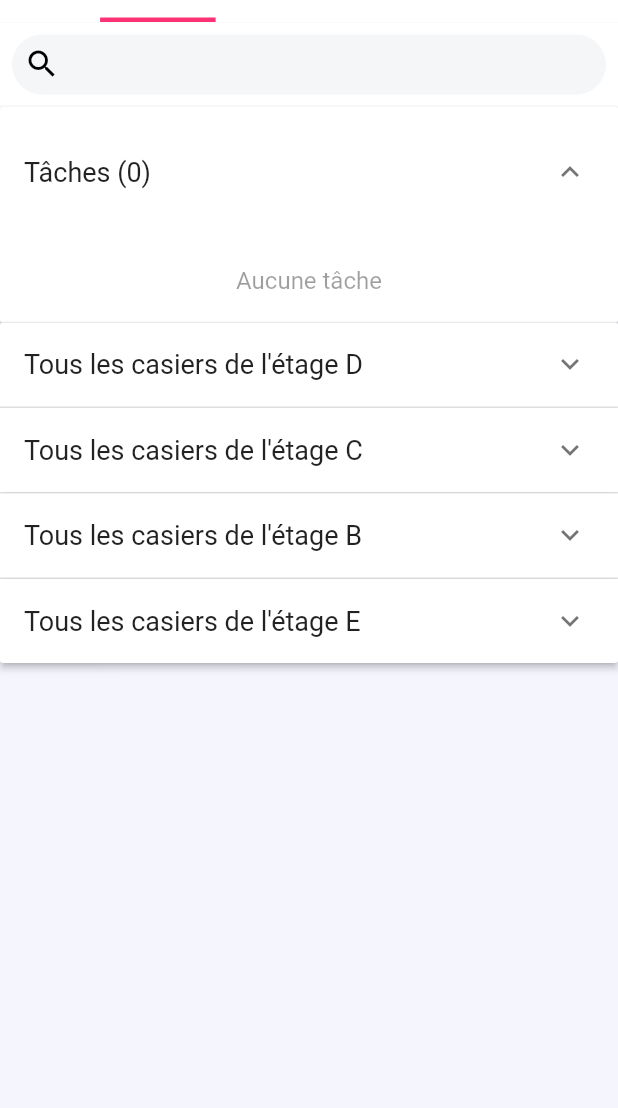
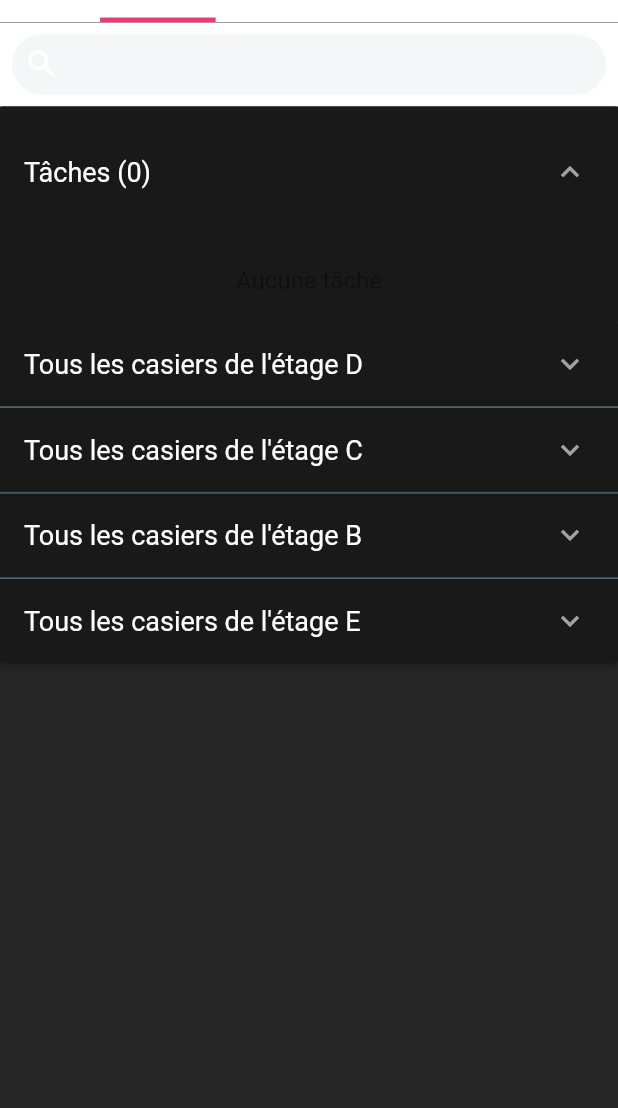
Before and after one commit to HerdisonHazeraj/lockers_app, a Flutter app: the screen it shows after launch, on a phone screen of 412 x 824 dp, the part 128-1236 px from its top. Run offline on Flutter 3.47's test engine with Material 2 defaults, Android fonts, the phone set to English and light mode, and no system bars; drawn by our look-alikes of cached_network_image; our stand-ins replace easy_sidemenu, file_picker, firebase_auth, firebase_core, firebase_database, fl_chart and 5 more; missing offline and left inert: firedart, fluent_ui, multiselect, window_size; accounts and stored records are empty; network calls fail; project files that could hold a hidden picture were left out.

Commit message:
darkmode v1

```diff
--- a/lib/core/theme.dart
+++ b/lib/core/theme.dart
@@ -1,4 +1,36 @@
+import 'dart:ui';
+
 import 'package:flutter/material.dart';
+
+class Styles {
+  static ThemeData themeData(bool isDarkTheme, BuildContext context) {
+    return ThemeData(
+      dividerColor: isDarkTheme ? Colors.blueGrey : Colors.grey,
+      iconTheme:
+          IconThemeData(color: isDarkTheme ? Colors.white : Colors.black),
+      shadowColor:
+          isDarkTheme ? Color(0xff02020F) : Colors.grey.withOpacity(0.1),
+      primarySwatch: Colors.red,
+      primaryColor: isDarkTheme ? Color(0xff161616) : Color(0xffececf6),
+      // indicatorColor: isDarkTheme ? Colors.green : Colors.blue,
+      hintColor: isDarkTheme ? Color(0xff280C0B) : Color(0xffEECED3),
+      // highlightColor: isDarkTheme ? Color(0xff372901) : Colors.black12,
+      // hoverColor: isDarkTheme ? Color(0xff3A3A3B) : Colors.grey[50],
+      // focusColor: isDarkTheme ? Color(0xff0B2512) : Color(0xffA8DAB5),
+      // disabledColor: Colors.grey,
+      cardColor: isDarkTheme ? Color(0xff191919) : Colors.white,
+      canvasColor: isDarkTheme ? Color(0xff262626) : Colors.grey[50],
+      brightness: isDarkTheme ? Brightness.dark : Brightness.light,
+      buttonTheme: Theme.of(context).buttonTheme.copyWith(
+          colorScheme: isDarkTheme ? ColorScheme.dark() : ColorScheme.light()),
+      appBarTheme: AppBarTheme(
+        elevation: 0.0,
+      ),
+      textSelectionTheme: TextSelectionThemeData(
+          selectionColor: isDarkTheme ? Colors.white : Colors.black54),
+    );
+  }
+}
 
 // bool isDarkTheme = false;
 
--- a/lib/main.dart
+++ b/lib/main.dart
@@ -73,11 +73,14 @@ class MyApp extends StatelessWidget {
       child: MaterialApp(
         debugShowCheckedModeBanner: false,
         title: 'Application de gestion des casiers du ceff',
-        theme: ThemeData(
-          primarySwatch: Colors.blue,
-          scaffoldBackgroundColor: const Color(0xfff5f5fd),
-          fontFamily: GoogleFonts.roboto().fontFamily,
-        ),
+        theme: Styles.themeData(true, context),
+        // darkTheme: ThemeData.dark(),
+
+        // (
+        //   primarySwatch: Colors.blue,
+        //   scaffoldBackgroundColor: const Color(0xfff5f5fd),
+        //   fontFamily: GoogleFonts.roboto().fontFamily,
+        // ),
         routes: {
           PrepareDatabaseScreen.routeName: (context) =>
               const PrepareDatabaseScreen(),
@@ -94,6 +97,33 @@ class MyApp extends StatelessWidget {
         home: const MyWidget(),
       ),
     );
+  }
+}
+
+class DarkThemePreference {
+  static const THEME_STATUS = "THEMESTATUS";
+
+  setDarkTheme(bool value) async {
+    SharedPreferences prefs = await SharedPreferences.getInstance();
+    prefs.setBool(THEME_STATUS, value);
+  }
+
+  Future<bool> getTheme() async {
+    SharedPreferences prefs = await SharedPreferences.getInstance();
+    return prefs.getBool(THEME_STATUS) ?? false;
+  }
+}
+
+class DarkThemeProvider with ChangeNotifier {
+  DarkThemePreference darkThemePreference = DarkThemePreference();
+  bool _darkTheme = false;
+
+  bool get darkTheme => _darkTheme;
+
+  set darkTheme(bool value) {
+    _darkTheme = value;
+    darkThemePreference.setDarkTheme(value);
+    notifyListeners();
   }
 }
 
@@ -122,10 +152,13 @@ class _MyWidgetState extends State<MyWidget> {
     fontSize: 18,
   );
 
+  DarkThemeProvider themeChangeProvider = new DarkThemeProvider();
+
   @override
   void initState() {
     sideMenuController.addListener((p0) {
       page.jumpToPage(p0);
+      getCurrentAppTheme();
     });
 
     super.initState();
@@ -133,6 +166,11 @@ class _MyWidgetState extends State<MyWidget> {
     WidgetsBinding.instance.addPostFrameCallback((_) {
       _checkIfIsLogged();
     });
+  }
+
+  void getCurrentAppTheme() async {
+    themeChangeProvider.darkTheme =
+        await themeChangeProvider.darkThemePreference.getTheme();
   }
 
   _checkIfIsLogged() async {
--- a/lib/screens/desktop/dashboard/widgets/barchart_widget.dart
+++ b/lib/screens/desktop/dashboard/widgets/barchart_widget.dart
@@ -33,11 +33,11 @@ class BarChartWidgetState extends State<BarChartWidget> {
           height: 400,
           padding: const EdgeInsets.all(20),
           decoration: BoxDecoration(
-            color: Colors.white,
+            color: Theme.of(context).cardColor,
             borderRadius: BorderRadius.circular(10),
             boxShadow: [
               BoxShadow(
-                color: Colors.grey.withOpacity(0.1),
+                color: Theme.of(context).shadowColor,
                 spreadRadius: 1,
                 blurRadius: 30,
                 offset: const Offset(0, 5),
--- a/lib/screens/desktop/dashboard/widgets/dashboard_menu.dart
+++ b/lib/screens/desktop/dashboard/widgets/dashboard_menu.dart
@@ -26,8 +26,8 @@ class _DashboardMenuState extends State<DashboardMenu> {
     return Container(
       width: MediaQuery.of(context).size.width / 4,
       height: MediaQuery.of(context).size.height,
-      decoration: const BoxDecoration(
-        color: Color(0xffececf6),
+      decoration: BoxDecoration(
+        color: Theme.of(context).primaryColor,
         border: Border(
           left:
               BorderSide(width: 0.3, color: LightColorTheme.secondaryTextColor),
--- a/lib/screens/desktop/dashboard/widgets/indicator.dart
+++ b/lib/screens/desktop/dashboard/widgets/indicator.dart
@@ -36,7 +36,7 @@ class Indicator extends StatelessWidget {
           text,
           style: const TextStyle(
             fontSize: 16,
-            color: LightColorTheme.secondaryTextColor,
+            // color: LightColorTheme.secondaryTextColor,
           ),
         )
       ],
--- a/lib/screens/desktop/dashboard/widgets/menu/import_all_menu.dart
+++ b/lib/screens/desktop/dashboard/widgets/menu/import_all_menu.dart
@@ -23,13 +23,13 @@ class _ImportAllMenuState extends State<ImportAllMenu> {
   Widget build(BuildContext context) {
     return ListBody(
       children: [
-        const SizedBox(
+        SizedBox(
           width: double.infinity,
           child: Text(
             "Importer un fichier CSV",
             style: TextStyle(
               fontSize: 18,
-              color: LightColorTheme.secondaryTextColor,
+              color: Theme.of(context).textSelectionTheme.selectionColor,
               fontWeight: FontWeight.w500,
               height: 1.3,
             ),
--- a/lib/screens/desktop/dashboard/widgets/piechart_caution_widget.dart
+++ b/lib/screens/desktop/dashboard/widgets/piechart_caution_widget.dart
@@ -35,11 +35,11 @@ class _CautionPieChartWidgetState extends State<CautionPieChartWidget> {
         child: Container(
           padding: const EdgeInsets.all(20),
           decoration: BoxDecoration(
-            color: Colors.white,
+            color: Theme.of(context).cardColor,
             borderRadius: BorderRadius.circular(10),
             boxShadow: [
               BoxShadow(
-                color: Colors.grey.withOpacity(0.1),
+                color: Theme.of(context).shadowColor,
                 spreadRadius: 1,
                 blurRadius: 30,
                 offset: const Offset(0, 5),
--- a/lib/screens/desktop/dashboard/widgets/piechartdashboard_widget.dart
+++ b/lib/screens/desktop/dashboard/widgets/piechartdashboard_widget.dart
@@ -26,11 +26,11 @@ class _PieChartDashboardState extends State<PieChartDashboard> {
       width: 400,
       padding: const EdgeInsets.all(20),
       decoration: BoxDecoration(
-        color: Colors.white,
+        color: Theme.of(context).cardColor,
         borderRadius: BorderRadius.circular(10),
         boxShadow: [
           BoxShadow(
-            color: Colors.grey.withOpacity(0.1),
+            color: Theme.of(context).shadowColor,
             spreadRadius: 1,
             blurRadius: 10,
             offset: const Offset(0, 5),
```
Also changed, not shown: lib/screens/core/components/side_menu_app.dart (+100 -22 lines), lib/screens/desktop/dashboard/dashboard_overview_screen.dart (+6 -4 lines), lib/screens/desktop/dashboard/widgets/info_card.dart (+4 -3 lines), lib/screens/desktop/dashboard/widgets/menu/historic_dashboard_menu.dart (+10 -7 lines), 1 other file.
